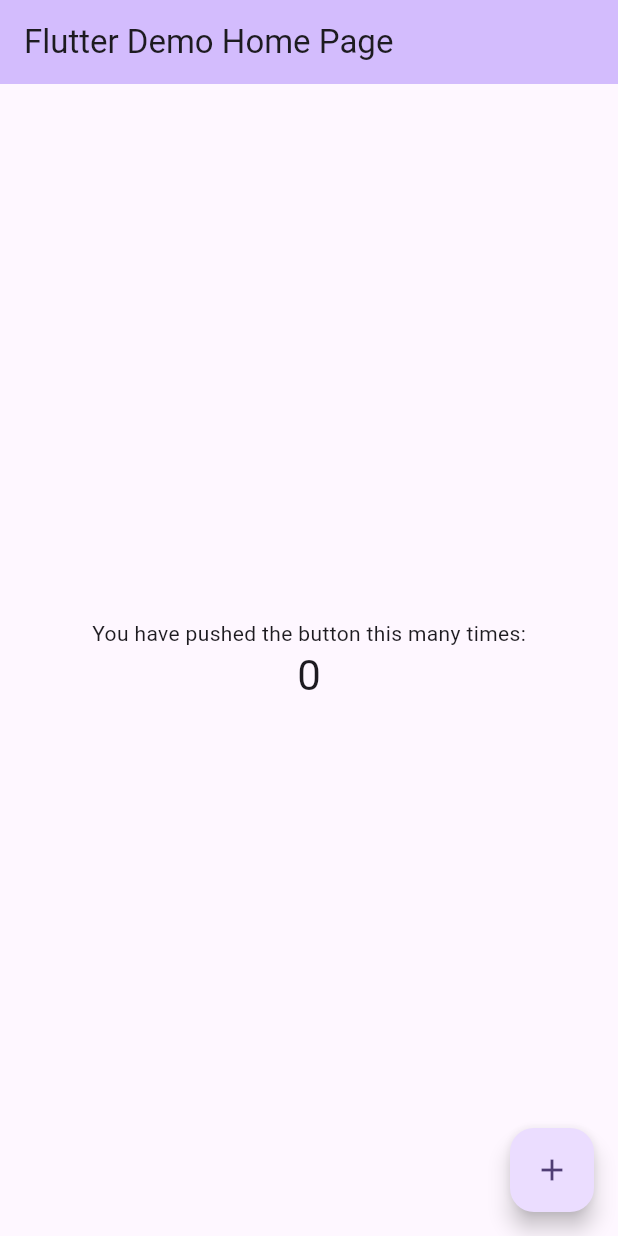
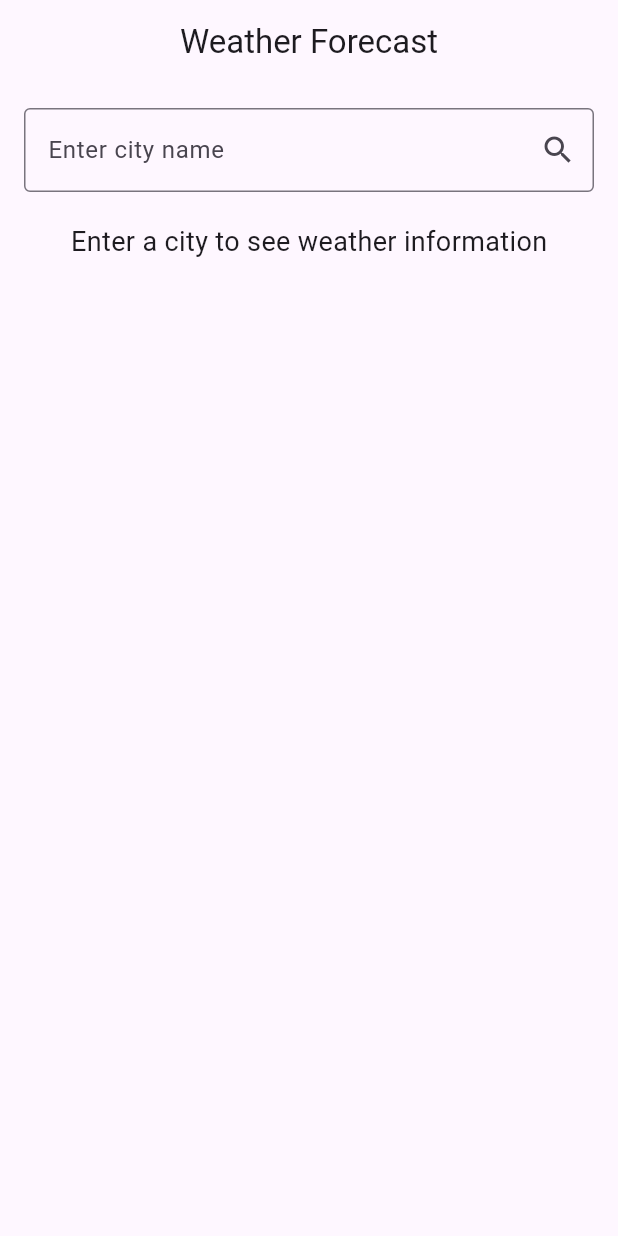
Before and after one commit to Prasetyant0/weather_app, a Flutter app: the screen it shows after launch, on a phone screen of 412 x 824 dp. Run offline on Flutter 3.47's test engine with Material 3 defaults, Android fonts, the phone set to English and light mode, and no system bars; our stand-ins replace flutter_dotenv.

Commit message:
Add model and service

```diff
--- a/lib/main.dart
+++ b/lib/main.dart
@@ -1,122 +1,154 @@
 import 'package:flutter/material.dart';
+import 'package:flutter_dotenv/flutter_dotenv.dart';
+import 'weather_service.dart';
+import 'weather_model.dart';
 
-void main() {
-  runApp(const MyApp());
+Future<void> main() async {
+  await dotenv.load(fileName: ".env");
+  runApp(const WeatherApp());
 }
 
-class MyApp extends StatelessWidget {
-  const MyApp({super.key});
+class WeatherApp extends StatelessWidget {
+  const WeatherApp({super.key});
 
-  // This widget is the root of your application.
   @override
   Widget build(BuildContext context) {
     return MaterialApp(
-      title: 'Flutter Demo',
+      title: 'Weather Forecast',
       theme: ThemeData(
-        // This is the theme of your application.
-        //
-        // TRY THIS: Try running your application with "flutter run". You'll see
-        // the application has a purple toolbar. Then, without quitting the app,
-        // try changing the seedColor in the colorScheme below to Colors.green
-        // and then invoke "hot reload" (save your changes or press the "hot
-        // reload" button in a Flutter-supported IDE, or press "r" if you used
-        // the command line to start the app).
-        //
-        // Notice that the counter didn't reset back to zero; the application
-        // state is not lost during the reload. To reset the state, use hot
-        // restart instead.
-        //
-        // This works for code too, not just values: Most code changes can be
-        // tested with just a hot reload.
-        colorScheme: ColorScheme.fromSeed(seedColor: Colors.deepPurple),
+        primarySwatch: Colors.blue,
+        visualDensity: VisualDensity.adaptivePlatformDensity,
       ),
-      home: const MyHomePage(title: 'Flutter Demo Home Page'),
+      home: const WeatherScreen(),
+      debugShowCheckedModeBanner: false,
     );
   }
 }
 
-class MyHomePage extends StatefulWidget {
-  const MyHomePage({super.key, required this.title});
-
-  // This widget is the home page of your application. It is stateful, meaning
-  // that it has a State object (defined below) that contains fields that affect
-  // how it looks.
-
-  // This class is the configuration for the state. It holds the values (in this
-  // case the title) provided by the parent (in this case the App widget) and
-  // used by the build method of the State. Fields in a Widget subclass are
-  // always marked "final".
-
-  final String title;
+class WeatherScreen extends StatefulWidget {
+  const WeatherScreen({super.key});
 
   @override
-  State<MyHomePage> createState() => _MyHomePageState();
+  State<WeatherScreen> createState() => _WeatherScreenState();
 }
 
-class _MyHomePageState extends State<MyHomePage> {
-  int _counter = 0;
+class _WeatherScreenState extends State<WeatherScreen> {
+  final WeatherService _weatherService = WeatherService();
+  final TextEditingController _cityController = TextEditingController();
+  WeatherData? _weatherData;
+  bool _isLoading = false;
+  String _errorMessage = '';
 
-  void _incrementCounter() {
+  Future<void> _fetchWeather() async {
+    if (_cityController.text.isEmpty) return;
+
     setState(() {
-      // This call to setState tells the Flutter framework that something has
-      // changed in this State, which causes it to rerun the build method below
-      // so that the display can reflect the updated values. If we changed
-      // _counter without calling setState(), then the build method would not be
-      // called again, and so nothing would appear to happen.
-      _counter++;
+      _isLoading = true;
+      _errorMessage = '';
     });
+
+    try {
+      final weather = await _weatherService.getWeather(_cityController.text);
+      setState(() {
+        _weatherData = weather;
+      });
+    } catch (e) {
+      setState(() {
+        _errorMessage = e.toString();
+      });
+    } finally {
+      setState(() {
+        _isLoading = false;
+      });
+    }
+  }
+
+  @override
+  void dispose() {
+    _cityController.dispose();
+    super.dispose();
   }
 
   @override
   Widget build(BuildContext context) {
-    // This method is rerun every time setState is called, for instance as done
-    // by the _incrementCounter method above.
-    //
-    // The Flutter framework has been optimized to make rerunning build methods
-    // fast, so that you can just rebuild anything that needs updating rather
-    // than having to individually change instances of widgets.
     return Scaffold(
-      appBar: AppBar(
-        // TRY THIS: Try changing the color here to a specific color (to
-        // Colors.amber, perhaps?) and trigger a hot reload to see the AppBar
-        // change color while the other colors stay the same.
-        backgroundColor: Theme.of(context).colorScheme.inversePrimary,
-        // Here we take the value from the MyHomePage object that was created by
-        // the App.build method, and use it to set our appbar title.
-        title: Text(widget.title),
+      appBar: AppBar(title: const Text('Weather Forecast'), centerTitle: true),
+      body: Padding(
+        padding: const EdgeInsets.all(16.0),
+        child: Column(
+          children: [
+            TextField(
+              controller: _cityController,
+              decoration: InputDecoration(
+                labelText: 'Enter city name',
+                border: const OutlineInputBorder(),
+                suffixIcon: IconButton(
+                  icon: const Icon(Icons.search),
+                  onPressed: _fetchWeather,
+                ),
+                hintText: 'e.g. London, New York',
+              ),
+              onSubmitted: (_) => _fetchWeather(),
+            ),
+            const SizedBox(height: 20),
+            if (_isLoading)
+              const CircularProgressIndicator()
+            else if (_errorMessage.isNotEmpty)
+              Text(
+                _errorMessage,
+                style: const TextStyle(color: Colors.red, fontSize: 16),
+              )
+            else if (_weatherData != null)
+              _buildWeatherCard()
+            else
+              const Text(
+                'Enter a city to see weather information',
+                style: TextStyle(fontSize: 18),
+              ),
+          ],
+        ),
       ),
-      body: Center(
-        // Center is a layout widget. It takes a single child and positions it
-        // in the middle of the parent.
+    );
+  }
+
+  Widget _buildWeatherCard() {
+    return Card(
+      elevation: 5,
+      child: Padding(
+        padding: const EdgeInsets.all(16.0),
         child: Column(
-          // Column is also a layout widget. It takes a list of children and
-          // arranges them vertically. By default, it sizes itself to fit its
-          // children horizontally, and tries to be as tall as its parent.
-          //
-          // Column has various properties to control how it sizes itself and
-          // how it positions its children. Here we use mainAxisAlignment to
-          // center the children vertically; the main axis here is the vertical
-          // axis because Columns are vertical (the cross axis would be
-          // horizontal).
-          //
-          // TRY THIS: Invoke "debug painting" (choose the "Toggle Debug Paint"
-          // action in the IDE, or press "p" in the console), to see the
-          // wireframe for each widget.
-          mainAxisAlignment: MainAxisAlignment.center,
-          children: <Widget>[
-            const Text('You have pushed the button this many times:'),
+          children: [
             Text(
-              '$_counter',
-              style: Theme.of(context).textTheme.headlineMedium,
+              _weatherData!.city,
+              style: const TextStyle(fontSize: 24, fontWeight: FontWeight.bold),
+            ),
+            const SizedBox(height: 10),
+            Text(
+              '${_weatherData!.temperature.toStringAsFixed(1)}°C',
+              style: const TextStyle(fontSize: 48),
+            ),
+            const SizedBox(height: 10),
+            Text(_weatherData!.condition, style: const TextStyle(fontSize: 20)),
+            const SizedBox(height: 10),
+            Row(
+              mainAxisAlignment: MainAxisAlignment.spaceAround,
+              children: [
+                _buildWeatherInfo('Humidity', '${_weatherData!.humidity}%'),
+                _buildWeatherInfo('Wind', '${_weatherData!.windSpeed} km/h'),
+              ],
             ),
           ],
         ),
       ),
-      floatingActionButton: FloatingActionButton(
-        onPressed: _incrementCounter,
-        tooltip: 'Increment',
-        child: const Icon(Icons.add),
-      ), // This trailing comma makes auto-formatting nicer for build methods.
+    );
+  }
+
+  Widget _buildWeatherInfo(String label, String value) {
+    return Column(
+      children: [
+        Text(label, style: const TextStyle(fontSize: 16, color: Colors.grey)),
+        Text(value, style: const TextStyle(fontSize: 18)),
+      ],
     );
   }
 }
--- /dev/null
+++ b/lib/weather_model.dart
@@ -0,0 +1,34 @@
+class WeatherData {
+  final String city;
+  final double temperature;
+  final String condition;
+  final double humidity;
+  final double windSpeed;
+  final DateTime date;
+
+  WeatherData({
+    required this.city,
+    required this.temperature,
+    required this.condition,
+    required this.humidity,
+    required this.windSpeed,
+    required this.date,
+  });
+
+  factory WeatherData.fromJson(Map<String, dynamic> json) {
+    try {
+      return WeatherData(
+        city: json['name']?.toString() ?? 'Unknown',
+        temperature: (json['main']['temp'] as num?)?.toDouble() ?? 0.0,
+        condition: json['weather'][0]['main']?.toString() ?? 'Unknown',
+        humidity: (json['main']['humidity'] as num?)?.toDouble() ?? 0.0,
+        windSpeed: (json['wind']['speed'] as num?)?.toDouble() ?? 0.0,
+        date: DateTime.fromMillisecondsSinceEpoch(
+          (json['dt'] as int?) ?? 0 * 1000,
+        ),
+      );
+    } catch (e) {
+      throw Exception('Failed to parse weather data: $e');
+    }
+  }
+}
--- /dev/null
+++ b/lib/weather_service.dart
@@ -0,0 +1,69 @@
+import 'dart:convert';
+import 'dart:async';
+import 'package:flutter_dotenv/flutter_dotenv.dart';
+import 'package:http/http.dart' as http;
+import 'weather_model.dart';
+
+class WeatherService {
+  static const String _baseUrl =
+      'https://api.openweathermap.org/data/2.5/weather';
+  static const String _apiKeyEnvVar = 'OPENWEATHER_API_KEY';
+  final Duration _timeout = const Duration(seconds: 10);
+
+  String get _apiKey {
+    final key = dotenv.env[_apiKeyEnvVar];
+    if (key == null || key.isEmpty) {
+      throw Exception('API key not configured. Please check your .env file');
+    }
+    return key;
+  }
+
+  Future<WeatherData> getWeather(String city) async {
+    try {
+      final response = await http
+          .get(Uri.parse('$_baseUrl?q=$city&appid=$_apiKey&units=metric'))
+          .timeout(_timeout);
+
+      if (response.statusCode == 200) {
+        return _parseWeatherData(response.body, city);
+      } else {
+        throw _handleError(response.statusCode, city);
+      }
+    } catch (e) {
+      throw _convertException(e);
+    }
+  }
+
+  WeatherData _parseWeatherData(String responseBody, String city) {
+    try {
+      final json = jsonDecode(responseBody) as Map<String, dynamic>;
+      return WeatherData.fromJson(json);
+    } catch (e) {
+      throw Exception('Failed to parse weather data for $city: $e');
+    }
+  }
+
+  Exception _handleError(int statusCode, String city) {
+    switch (statusCode) {
+      case 401:
+        return Exception(
+          'Invalid API key. Please check your .env configuration',
+        );
+      case 404:
+        return Exception('City "$city" not found');
+      case 429:
+        return Exception('Too many requests. Please wait before trying again');
+      default:
+        return Exception('Failed to load weather data (Status: $statusCode)');
+    }
+  }
+
+  Exception _convertException(dynamic e) {
+    if (e is TimeoutException) {
+      return Exception('Request timed out. Please check your connection');
+    } else if (e is http.ClientException) {
+      return Exception('Network error: ${e.message}');
+    }
+    return Exception('Unexpected error: $e');
+  }
+}
--- a/pubspec.yaml
+++ b/pubspec.yaml
@@ -30,6 +30,10 @@ environment:
 dependencies:
   flutter:
     sdk: flutter
+  http: ^1.1.0
+  flutter_spinkit: ^5.1.0
+  intl: ^0.18.1
+  flutter_dotenv: ^5.1.0
 
   # The following adds the Cupertino Icons font to your application.
   # Use with the CupertinoIcons class for iOS style icons.
```
Also changed, not shown: pubspec.lock, 1 other file.
